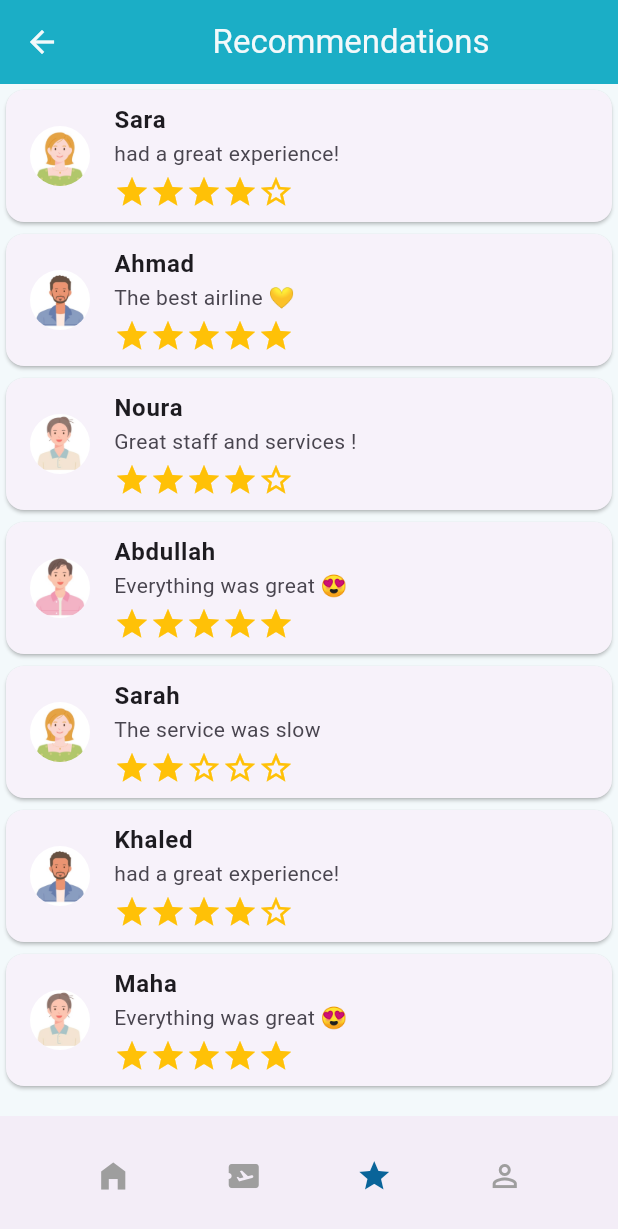
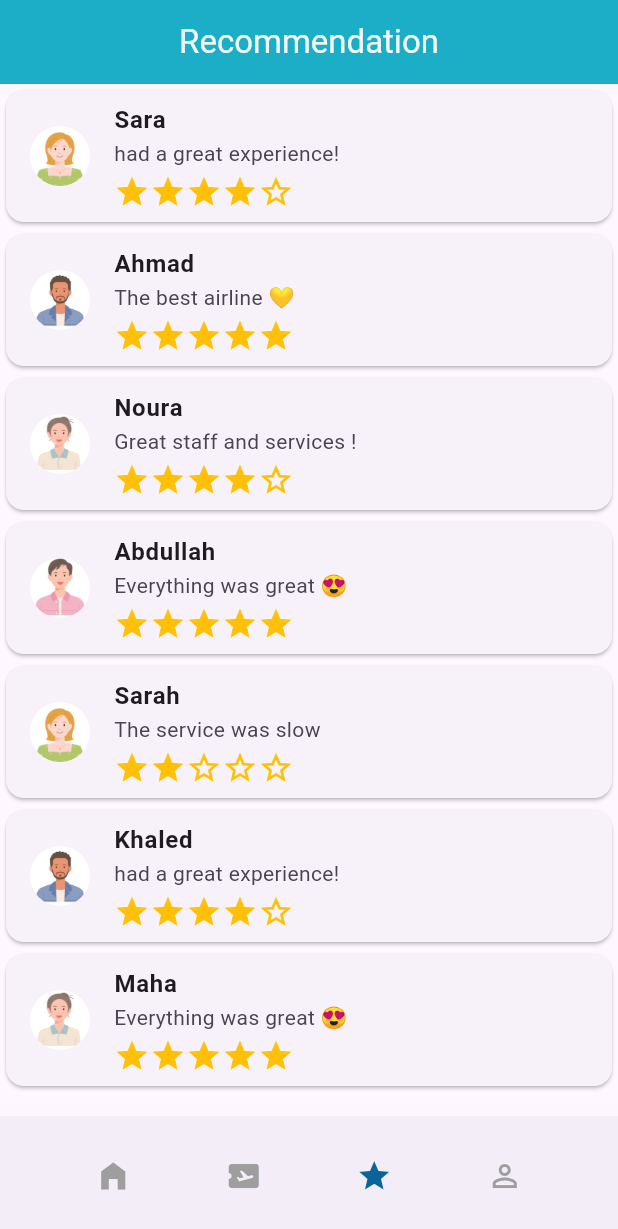
Before and after one commit to Duna-a/LightFlight, a Flutter app: the ReviewScreen screen opened directly, after a tap on the "star" icon, on a phone screen of 412 x 824 dp. Shown: the top 1229 px of the screen. Run offline on Flutter 3.47's test engine with Material 3 defaults, Android fonts, the phone set to English and light mode, and no system bars; our stand-ins replace cloud_firestore, firebase_core; accounts and stored records are empty.

```diff
--- a/lib/login.dart
+++ b/lib/login.dart
@@ -1,5 +1,6 @@
 import 'package:flutter/material.dart';
 import 'package:flutter/services.dart';
+import 'package:flutter_application_1/FlightBookingHomePage.dart';
 
 class loginPage extends StatelessWidget{
   @override
@@ -58,6 +59,7 @@ class loginPage extends StatelessWidget{
                   minWidth: double.infinity,
                   height: 60,
                   onPressed: (){
+                    Navigator.push(context, MaterialPageRoute(builder:(context)=>FlightBookingHomePage()));
                   },
                   elevation: 0,
                   color: Color.fromARGB(255, 104, 204, 220),
@@ -69,6 +71,8 @@ class loginPage extends StatelessWidget{
                   style: TextStyle(
                     fontWeight: FontWeight.w600,
                     fontSize: 18,
+
+
 
                   ),),
 
--- a/lib/recommendations.dart
+++ b/lib/recommendations.dart
@@ -1,5 +1,8 @@
 
 import 'package:flutter/material.dart';
+import 'package:flutter_application_1/Account.dart';
+import 'package:flutter_application_1/FlightBookingHomePage.dart';
+import 'package:flutter_application_1/MyFlight.dart';
 
 void main() {
   runApp(MyApp());
@@ -34,9 +37,14 @@ class ReviewScreen extends StatelessWidget {
   Widget build(BuildContext context) {
     return Scaffold(
       appBar: AppBar(
-        title: Center(child: Text('Recommendations')),
+        title: Text(
+          'Recommendation',
+          style: TextStyle(
+            color: Color(0xFFF3F9FB),
+          ),
+        ),
         backgroundColor: Color(0xFF1BAEC6),
-        foregroundColor: Color(0xFFF3F9FB),
+        centerTitle: true,
       ),
       body: ListView.builder(
         itemCount: reviews.length,
@@ -52,13 +60,13 @@ class ReviewScreen extends StatelessWidget {
             children: [
               Expanded(
                 child: GestureDetector(
-                  onTap: () {/*
+                  onTap: () {
                     Navigator.of(context).push(
                       MaterialPageRoute(
                         builder: (context) => FlightBookingHomePage(),
                       ),
                     );
-                  */},
+                  },
                   child: Container(
                     padding: const EdgeInsets.symmetric(vertical: 8),
                     child: Row(
@@ -75,13 +83,13 @@ class ReviewScreen extends StatelessWidget {
               ),
               Expanded(
                 child: GestureDetector(
-                  onTap: () {/*
+                  onTap: () {
                     Navigator.of(context).push(
                       MaterialPageRoute(
                         builder: (context) => MyFlight(),
                       ),
                     );
-                  */},
+                  },
                   child: Icon(
                     Icons.airplane_ticket,
                     color: Colors.grey,
@@ -90,13 +98,13 @@ class ReviewScreen extends StatelessWidget {
               ),
               Expanded(
                 child: GestureDetector(
-                  onTap: () {/*
+                  onTap: () {
                     Navigator.of(context).push(
                       MaterialPageRoute(
-                        builder: (context) => ReviewScreen(),
+                        builder: (context) => MyApp(),
                       ),
                     );
-                  */},
+                  },
                   child: Icon(
                     Icons.star,
                     color: Color(0xFF096499),
@@ -105,13 +113,13 @@ class ReviewScreen extends StatelessWidget {
               ),
               Expanded(
                 child: GestureDetector(
-                  onTap: () {/*
+                  onTap: () {
                     Navigator.of(context).push(
                       MaterialPageRoute(
                         builder: (context) => Account(),
                       ),
                     );
-                  */},
+                  },
                   child: Icon(
                     Icons.person_outline,
                     color: Colors.grey,
--- a/lib/signUp.dart
+++ b/lib/signUp.dart
@@ -1,5 +1,6 @@
 import 'package:flutter/material.dart';
 import 'package:flutter/services.dart';
+import 'package:flutter_application_1/FlightBookingHomePage.dart';
 
 class signupPage extends StatelessWidget{
   @override
@@ -68,6 +69,7 @@ class signupPage extends StatelessWidget{
                   minWidth: double.infinity,
                   height: 60,
                   onPressed: (){
+                    Navigator.push(context, MaterialPageRoute(builder:(context)=>FlightBookingHomePage()));
                   },
                   elevation: 0,
                    color: Color.fromARGB(255, 104, 204, 220),
```
